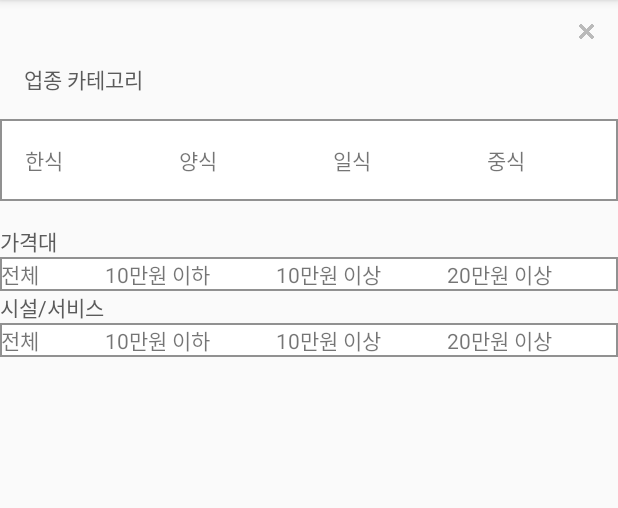
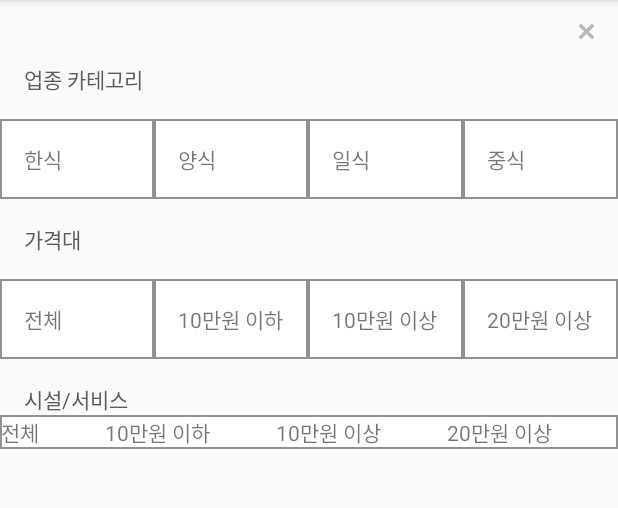
Before and after one commit to korea-study/android_20170301, an Android app: the MainSecondActivity screen opened directly, with no data from a screen before it, on a phone screen of 412 x 824 dp, the part 84-592 px from its top. Run offline under Robolectric (Android 15) with nearby library versions, the phone set to English and light mode, and no system bars.

Commit message:
Update tablelayout in second layout source

```diff
--- a/app/src/main/res/layout/activity_main_second.xml
+++ b/app/src/main/res/layout/activity_main_second.xml
@@ -31,30 +31,38 @@
         <TableRow
             android:layout_width="match_parent"
             android:layout_height="wrap_content"
-            android:background="@drawable/tableborderline"
+            android:weightSum="4"
             >
             <TextView
-                android:layout_width="wrap_content"
-                android:layout_height="wrap_content"
-                android:layout_margin="@dimen/activity_horizontal_margin"
+                android:layout_width="0dp"
+                android:layout_height="match_parent"
+                android:layout_weight="1"
+                android:padding="@dimen/activity_horizontal_margin"
+                android:background="@drawable/tableborderline"
                 android:text="한식"
                 />
             <TextView
-                android:layout_width="wrap_content"
+                android:layout_width="0dp"
                 android:layout_height="wrap_content"
-                android:layout_margin="@dimen/activity_horizontal_margin"
+                android:layout_weight="1"
+                android:padding="@dimen/activity_horizontal_margin"
+                android:background="@drawable/tableborderline"
                 android:text="양식"
                 />
             <TextView
-                android:layout_width="wrap_content"
+                android:layout_width="0dp"
                 android:layout_height="wrap_content"
-                android:layout_margin="@dimen/activity_horizontal_margin"
+                android:layout_weight="1"
+                android:padding="@dimen/activity_horizontal_margin"
+                android:background="@drawable/tableborderline"
                 android:text="일식"
                 />
             <TextView
-                android:layout_width="wrap_content"
+                android:layout_width="0dp"
                 android:layout_height="wrap_content"
-                android:layout_margin="@dimen/activity_horizontal_margin"
+                android:layout_weight="1"
+                android:padding="@dimen/activity_horizontal_margin"
+                android:background="@drawable/tableborderline"
                 android:text="중식"
                 />
         </TableRow>
@@ -65,37 +73,52 @@
     <TextView
         android:layout_width="match_parent"
         android:layout_height="wrap_content"
+        android:layout_marginLeft="@dimen/activity_horizontal_margin"
         android:text="가격대"
         android:textColor="@color/colorDarkGraytone"
         />
     <TableLayout
         android:layout_width="match_parent"
         android:layout_height="wrap_content"
+        android:layout_marginTop="@dimen/activity_horizontal_margin"
+        android:layout_marginBottom="@dimen/activity_horizontal_margin"
         android:stretchColumns="*"
         >
         <TableRow
             android:layout_width="match_parent"
             android:layout_height="wrap_content"
-            android:background="@drawable/tableborderline"
+            android:weightSum="4"
             >
             <TextView
-                android:layout_width="wrap_content"
+                android:layout_width="0dp"
                 android:layout_height="wrap_content"
+                android:layout_weight="1"
+                android:padding="@dimen/activity_horizontal_margin"
+                android:background="@drawable/tableborderline"
                 android:text="전체"
                 />
             <TextView
-                android:layout_width="wrap_content"
+                android:layout_width="0dp"
                 android:layout_height="wrap_content"
+                android:layout_weight="1"
+                android:padding="@dimen/activity_horizontal_margin"
+                android:background="@drawable/tableborderline"
                 android:text="10만원 이하"
                 />
             <TextView
-                android:layout_width="wrap_content"
+                android:layout_width="0dp"
                 android:layout_height="wrap_content"
+                android:layout_weight="1"
+                android:padding="@dimen/activity_horizontal_margin"
+                android:background="@drawable/tableborderline"
                 android:text="10만원 이상"
                 />
             <TextView
-                android:layout_width="wrap_content"
+                android:layout_width="0dp"
                 android:layout_height="wrap_content"
+                android:layout_weight="1"
+                android:padding="@dimen/activity_horizontal_margin"
+                android:background="@drawable/tableborderline"
                 android:text="20만원 이상"
                 />
         </TableRow>
@@ -107,6 +130,7 @@
     <TextView
         android:layout_width="match_parent"
         android:layout_height="wrap_content"
+        android:layout_marginLeft="@dimen/activity_horizontal_margin"
         android:text="시설/서비스"
         android:textColor="@color/colorDarkGraytone"
         />
--- a/build.gradle
+++ b/build.gradle
@@ -5,7 +5,7 @@ buildscript {
         jcenter()
     }
     dependencies {
-        classpath 'com.android.tools.build:gradle:1.3.0'
+        classpath 'com.android.tools.build:gradle:2.3.0'
 
         // NOTE: Do not place your application dependencies here; they belong
         // in the individual module build.gradle files
```
Also changed, not shown: gradle/wrapper/gradle-wrapper.properties, 1 other file.
